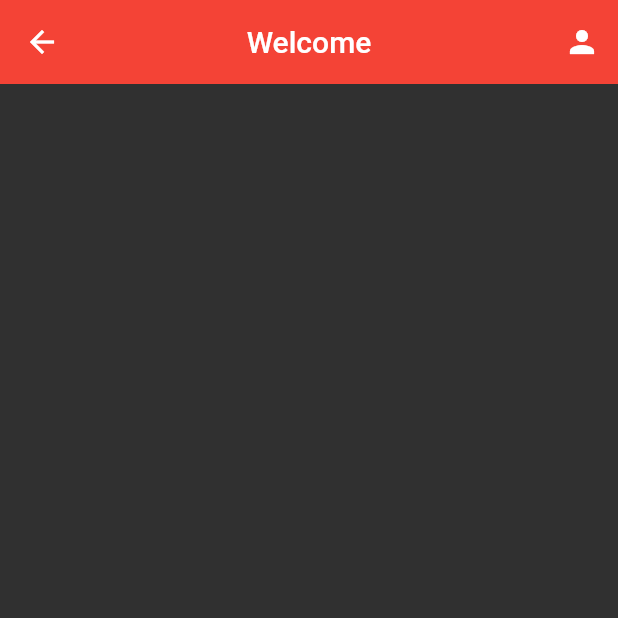
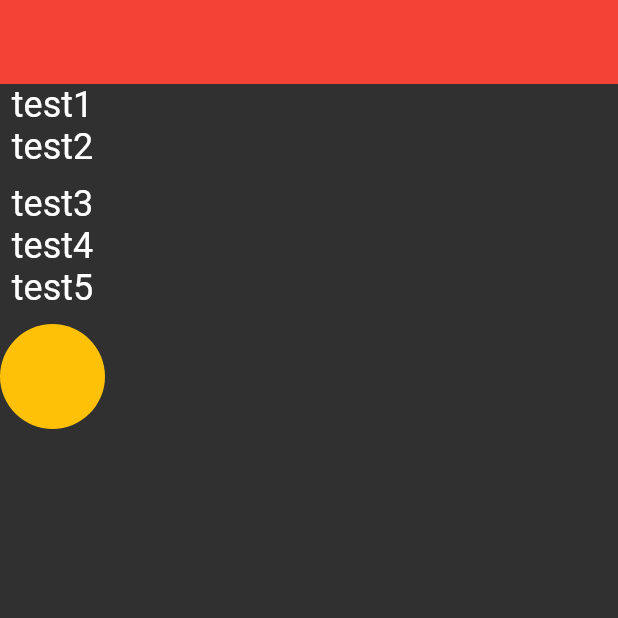
Before and after one commit to lezgintekay/LearningFlutter, a Flutter app: the screen it shows after launch, on a phone screen of 412 x 824 dp, the top half of it. Run offline on Flutter 3.47's test engine with Material 2 defaults, Android fonts, the phone set to English and light mode, and no system bars.

Commit message:
stateless_learn

```diff
--- /dev/null
+++ b/lib/101/stateless_learn.dart
@@ -0,0 +1,59 @@
+
+import 'package:flutter/material.dart';
+
+class StatelessLearn extends StatelessWidget {
+  const StatelessLearn({super.key});
+
+
+  @override
+  Widget build(BuildContext context) {
+    return Scaffold(
+      appBar: AppBar(),
+      body:   Column(
+        children:  [
+          const TitleTextWidget(text: "test1"),
+          const TitleTextWidget(text: "test2"),
+           _emptyBox(),
+          const TitleTextWidget(text: "test3"),
+          const TitleTextWidget(text: "test4"),
+          const TitleTextWidget(text: "test5"),
+           _emptyBox(),
+          const _CustomContainer(),
+          _emptyBox()
+        ],
+      ),
+    );
+  }
+
+  SizedBox _emptyBox() => const SizedBox(height: 10,width: 10,);
+}
+
+class _CustomContainer extends StatelessWidget {
+  const _CustomContainer({
+    super.key,
+  });
+
+  @override
+  Widget build(BuildContext context) {
+    return Container(
+      decoration: BoxDecoration(borderRadius: BorderRadius.circular(50), color: Colors.amber, ),
+      height: 70,
+      width: 70,
+    );
+  }
+}
+
+
+class TitleTextWidget extends StatelessWidget {
+  const TitleTextWidget({super.key, required this.text});
+
+  final String? text ;
+
+  @override
+  Widget build(BuildContext context) {
+
+    return Text(text!,
+    style: Theme.of(context).textTheme.headlineSmall,);
+  }
+
+}
--- a/lib/main.dart
+++ b/lib/main.dart
@@ -1,6 +1,6 @@
 import 'package:flutter/material.dart';
 import 'package:flutter/services.dart';
-import 'package:flutter_application_2/101/app_bar.dart';
+import 'package:flutter_application_2/101/stateless_learn.dart';
 
 void main() => runApp(const MyApp());
 
@@ -19,7 +19,8 @@ class MyApp extends StatelessWidget {
         backgroundColor: Colors.red,
         elevation: 0,
       )),
-      home: const AppBarView(),
+      home: const StatelessLearn(),
+
     );
   }
 }
```
